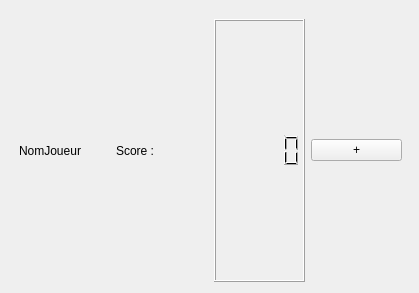
ritmosky/Projet_LO21_Carcassonne, file src/vue/vueScore1Joueur.ui: the form before one commit.
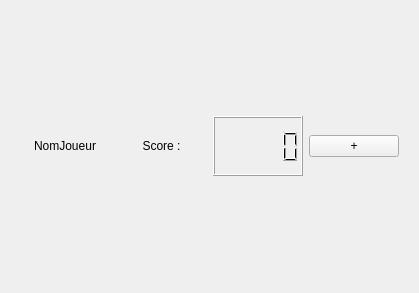
The form after the commit.

Diff of the .ui file:
```diff
--- a/src/vue/vueScore1Joueur.ui
+++ b/src/vue/vueScore1Joueur.ui
@@ -18,15 +18,8 @@
   <property name="windowTitle">
    <string>Form</string>
   </property>
-  <widget class="QWidget" name="verticalLayoutWidget">
-   <property name="geometry">
-    <rect>
-     <x>10</x>
-     <y>10</y>
-     <width>401</width>
-     <height>281</height>
-    </rect>
-   </property>
+  <layout class="QGridLayout" name="gridLayout">
+   <item row="0" column="0">
    <layout class="QVBoxLayout" name="verticalLayout">
     <item>
      <widget class="QWidget" name="widget" native="true">
@@ -39,20 +32,44 @@
       <layout class="QHBoxLayout" name="horizontalLayout">
        <item>
         <widget class="QLabel" name="nom">
+          <property name="maximumSize">
+           <size>
+            <width>16777215</width>
+            <height>60</height>
+           </size>
+          </property>
          <property name="text">
           <string>NomJoueur</string>
          </property>
+          <property name="alignment">
+           <set>Qt::AlignCenter</set>
+          </property>
         </widget>
        </item>
        <item>
         <widget class="QLabel" name="afficheScore">
+          <property name="maximumSize">
+           <size>
+            <width>16777215</width>
+            <height>60</height>
+           </size>
+          </property>
          <property name="text">
           <string>Score :</string>
          </property>
+          <property name="alignment">
+           <set>Qt::AlignCenter</set>
+          </property>
         </widget>
        </item>
        <item>
         <widget class="QLCDNumber" name="affichageScore">
+          <property name="maximumSize">
+           <size>
+            <width>16777215</width>
+            <height>60</height>
+           </size>
+          </property>
          <property name="font">
           <font>
            <bold>true</bold>
@@ -73,7 +90,8 @@
      </widget>
     </item>
    </layout>
-  </widget>
+   </item>
+  </layout>
  </widget>
  <resources/>
  <connections/>
```
Lines whose indentation alone changed are shown as unchanged.
